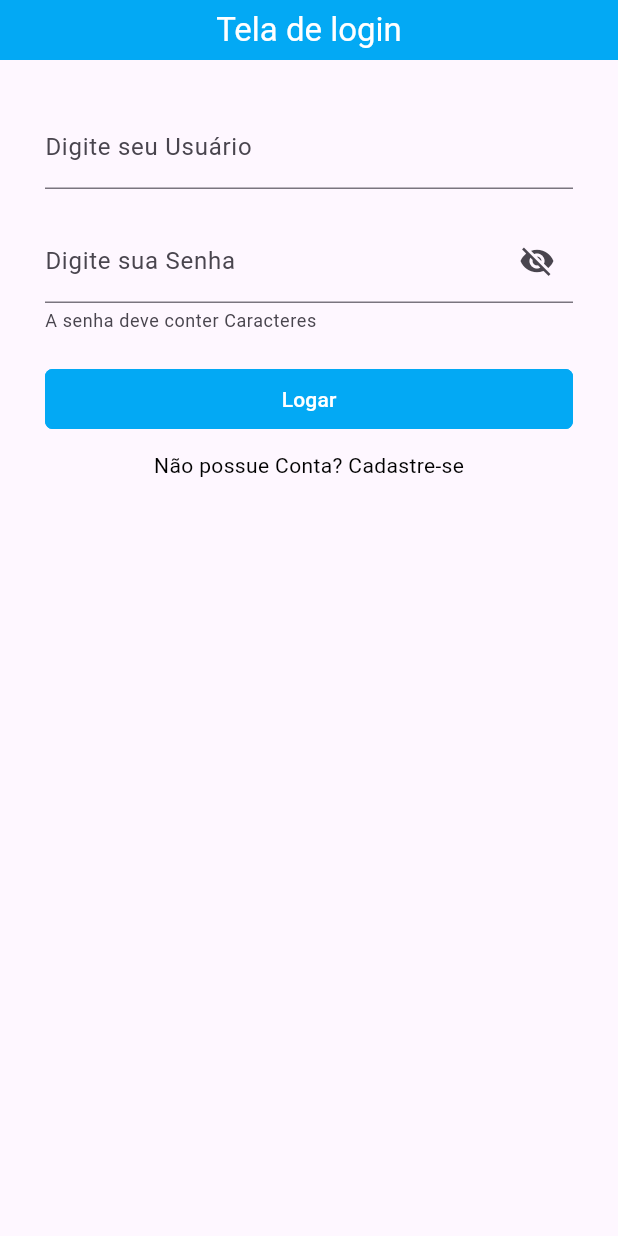
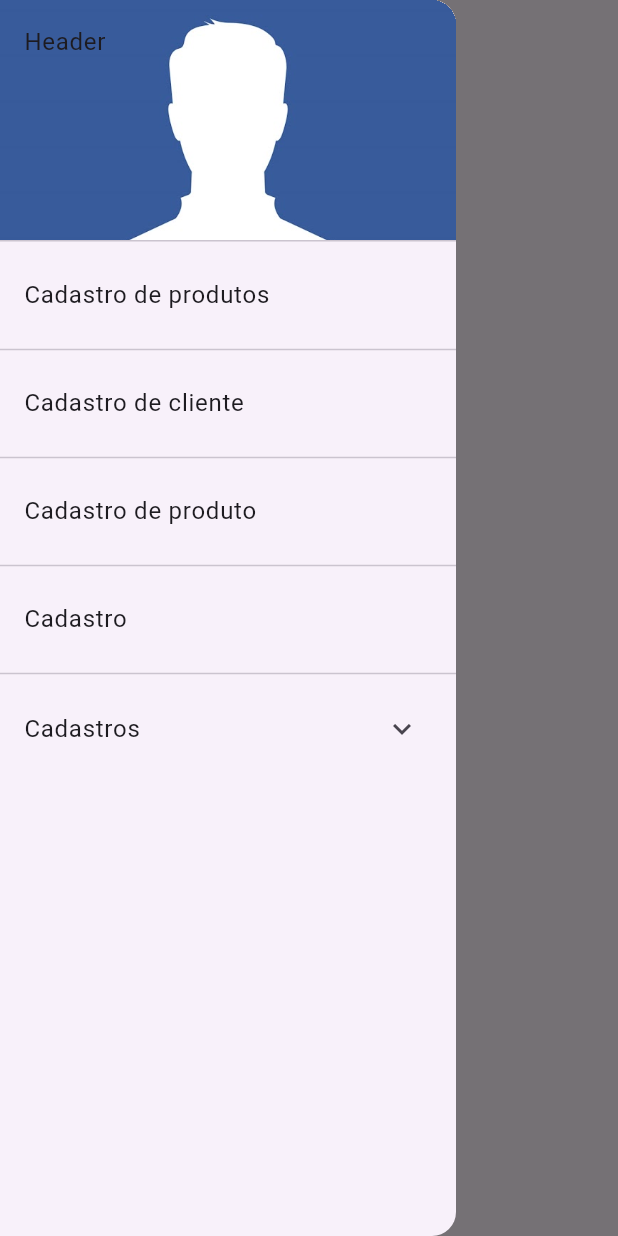
Before and after one commit to ArthurLovat/FluterCadastros, a Flutter app: the screen it shows after launch, with the side drawer open (before the commit the screen has no drawer), on a phone screen of 412 x 824 dp. Run offline on Flutter 3.47's test engine with Material 3 defaults, Android fonts, the light colour scheme and no system bars; our stand-ins replace mask_text_input_formatter.

Commit message:
aula 02-07

```diff
--- /dev/null
+++ b/lib/MenuLateral.dart
@@ -0,0 +1,88 @@
+import 'package:cadastro_detalhado/CadastroCliente.dart';
+import 'package:cadastro_detalhado/CadastroProduto.dart';
+import 'package:flutter/material.dart';
+
+class MenuLateral extends StatefulWidget {
+  const MenuLateral({super.key});
+
+  @override
+  State<MenuLateral> createState() => _MenuLateralState();
+}
+
+class _MenuLateralState extends State<MenuLateral> {
+  @override
+  Widget build(BuildContext context) {
+    return Scaffold(
+      appBar: AppBar(
+        title: Text("MenuBar"),
+      ),
+      drawer: Drawer(child:
+        ListView(
+          children: [
+             DrawerHeader(
+                 child: Text("Header"),
+               decoration: BoxDecoration(
+                 color: Colors.blue,
+                 image: DecorationImage(
+                   image: AssetImage("imagem/perfil.jpg"),
+                   fit: BoxFit.cover
+                 )
+               ),
+             ),
+            ListTile(
+              title: Text("Cadastro de produtos"),
+              onTap: () {
+                Navigator.push(context, MaterialPageRoute(builder: (context) => CadastroProduto()));
+              },
+            ),
+            Divider(),
+            ListTile(
+              title: Text("Cadastro de cliente"),
+              onTap: () {
+                Navigator.push(context, MaterialPageRoute(builder: (context) => CadastroCliente()));
+              },
+            ),
+            Divider(),
+            ListTile(
+              title: Text("Cadastro de produto"),
+              onTap: () {
+                Navigator.push(context, MaterialPageRoute(builder: (context) => CadastroProduto()));
+              },
+            ),
+            Divider(),
+            ListTile(
+              title: Text("Cadastro"),
+              onTap: () {
+                Navigator.push(context, MaterialPageRoute(builder: (context) => CadastroProduto()));
+              },
+            ),
+            Divider(),
+            ExpansionTile(
+              title: Text("Cadastros"),
+              children: <Widget>[
+                ListTile(
+                  title: Text("Cadastro Cliente"),
+                  onTap: () {
+                    // ação para cadastro de cliente
+                  },
+                ),
+                ListTile(
+                  title: Text("Cadastro Produto"),
+                  onTap: () {
+                    // ação para cadastro de produto
+                  },
+                ),
+                ListTile(
+                  title: Text("Cadastro Fornecedor"),
+                  onTap: () {
+                    // ação para cadastro de fornecedor
+                  },
+                ),
+              ],
+            ),
+          ],
+        ),
+      ),
+    );
+  }
+}
--- a/lib/main.dart
+++ b/lib/main.dart
@@ -2,6 +2,7 @@ import 'package:cadastro_detalhado/Cadastro.dart';
 import 'package:cadastro_detalhado/CadastroCliente.dart';
 import 'package:cadastro_detalhado/CadastroFornecedor.dart';
 import 'package:cadastro_detalhado/CadastroProduto.dart';
+import 'package:cadastro_detalhado/MenuLateral.dart';
 import 'package:cadastro_detalhado/TelaLogin.dart';
 import 'package:flutter/material.dart';
 
@@ -21,7 +22,7 @@ class MyApp extends StatelessWidget {
       theme: ThemeData(
         colorScheme: ColorScheme.fromSeed(seedColor: Colors.deepPurple),
       ),
-      home: TelaLogin(),
+      home: MenuLateral(),
     );
   }
 }
--- a/pubspec.yaml
+++ b/pubspec.yaml
@@ -59,8 +59,8 @@ flutter:
   uses-material-design: true
 
   # To add assets to your application, add an assets section, like this:
-  # assets:
-  #   - images/a_dot_burr.jpeg
+  assets:
+     - imagem/perfil.jpg
   #   - images/a_dot_ham.jpeg
 
   # An image asset can refer to one or more resolution-specific "variants", see
```
Also changed, not shown: imagem/perfil.jpg (added).
